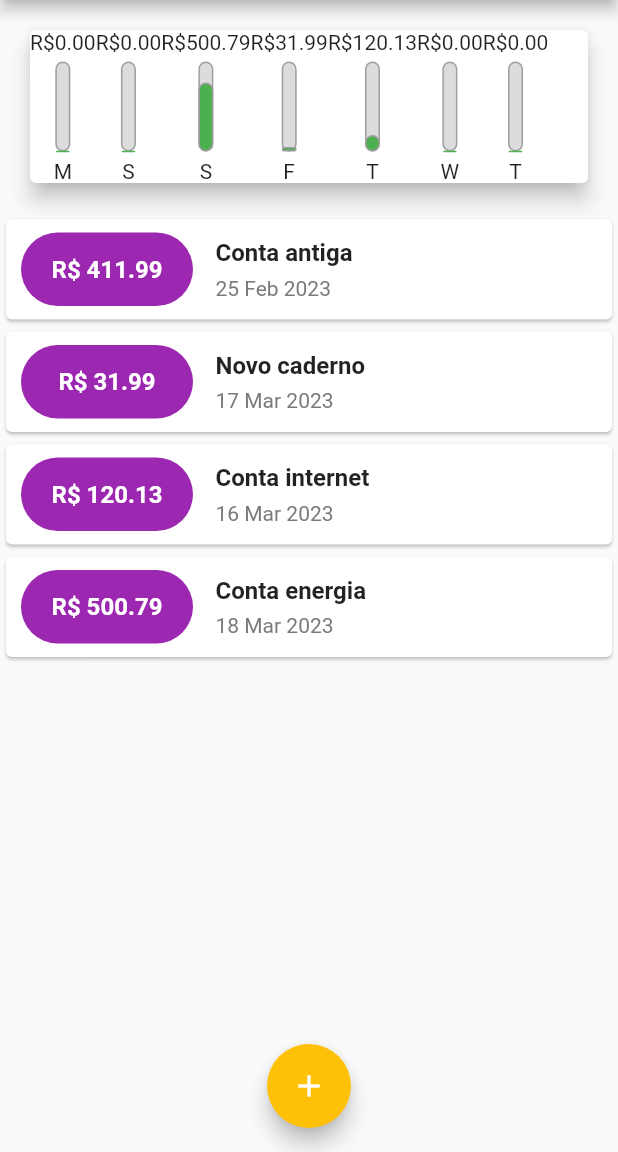
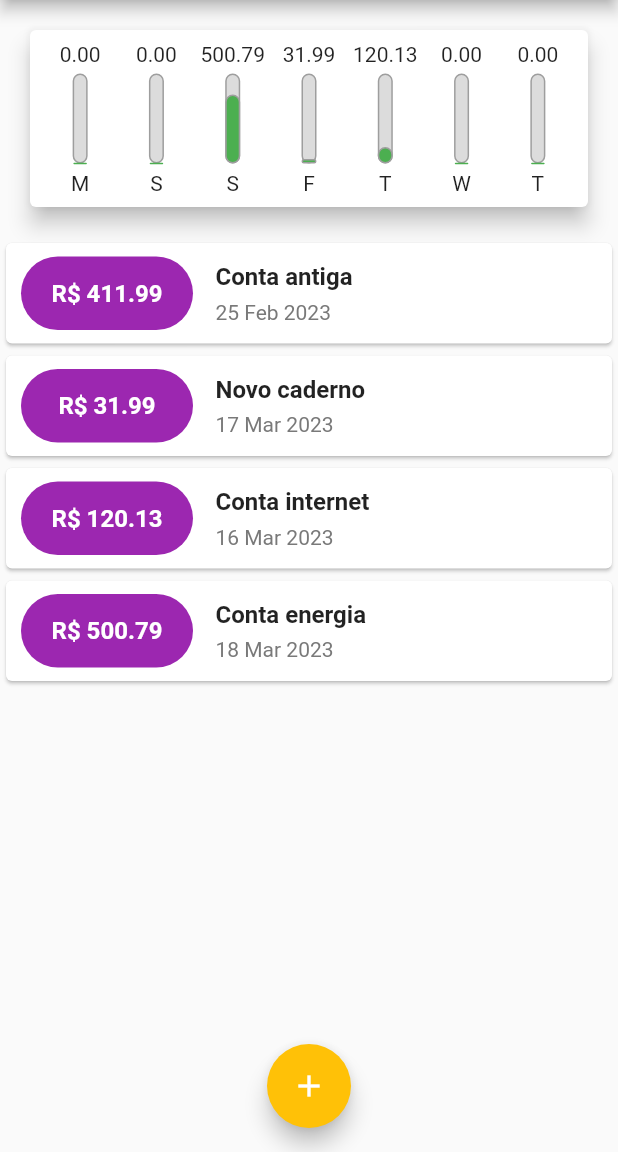
Before and after one commit to camila-fukuda/flutter_despesas_pessoais, a Flutter app: the screen it shows after launch, on a phone screen of 412 x 824 dp, the part 84-1236 px from its top. Run offline on Flutter 3.47's test engine with Material 2 defaults, Android fonts, the phone set to English and light mode, and no system bars.

Commit message:
Ajustes na barra para manter o gráfico dentro dos limites.

```diff
--- a/lib/components/chart.dart
+++ b/lib/components/chart.dart
@@ -44,14 +44,21 @@ class Chart extends StatelessWidget {
     return Card(
       elevation: 6,
       margin: const EdgeInsets.all(20),
+      child: Padding(
+        padding: const EdgeInsets.all(8.0),
         child: Row(
+          mainAxisAlignment: MainAxisAlignment.spaceAround,
           children: groupedTransactions.map((tr) {
-          return ChartBar(
+            return Flexible(
+              fit: FlexFit.tight,
+              child: ChartBar(
                 label: tr['day'] as String,
                 value: tr['value'] as double,
                 percentage: (tr['value'] as double) / _weekTotalValue,
+              ),
             );
           }).toList(),
+        ),
       ),
     );
   }
--- a/lib/components/chart_bar.dart
+++ b/lib/components/chart_bar.dart
@@ -11,7 +11,9 @@ class ChartBar extends StatelessWidget {
   Widget build(BuildContext context) {
     return Column(
       children: [
-        Text('R\$${value?.toStringAsFixed(2)}'),
+        FittedBox(
+          child: Text('${value?.toStringAsFixed(2)}'),
+        ),
         const SizedBox(height: 5),
         SizedBox(
           height: 60,
```
Lines whose indentation alone changed are shown as unchanged.
